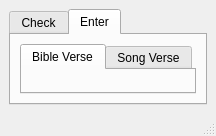
Old version of the form src/mainwindow.ui in the repository markuspg/LeitnerLearner.
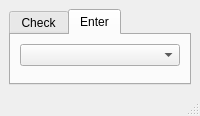
New version of the form. The open tabs and pages were chosen to show the change.

Commit message: Implement changing entry categories by QComboBox

```diff
--- a/src/mainwindow.ui
+++ b/src/mainwindow.ui
@@ -28,31 +28,10 @@
        </attribute>
        <layout class="QVBoxLayout" name="VLEntries">
         <item>
-         <widget class="QTabWidget" name="TWEntries">
-          <property name="currentIndex">
-           <number>0</number>
-          </property>
-          <widget class="QWidget" name="TBibleVerse">
-           <attribute name="title">
-            <string>Bible Verse</string>
-           </attribute>
-           <layout class="QVBoxLayout" name="VLBibleVerseEntryTab">
-            <item>
-             <widget class="QWidget" name="WBibleVerseEntry" native="true"/>
-            </item>
-           </layout>
-          </widget>
-          <widget class="QWidget" name="TSongVerse">
-           <attribute name="title">
-            <string>Song Verse</string>
-           </attribute>
-           <layout class="QVBoxLayout" name="VLSongVerseEntryTab">
-            <item>
-             <widget class="QWidget" name="WSongVerseEntry" native="true"/>
-            </item>
-           </layout>
-          </widget>
-         </widget>
+         <widget class="QComboBox" name="CBModuleChooser"/>
+        </item>
+        <item>
+         <widget class="QWidget" name="WEntry" native="true"/>
         </item>
        </layout>
       </widget>
```
The commit also changes 2 other files.
